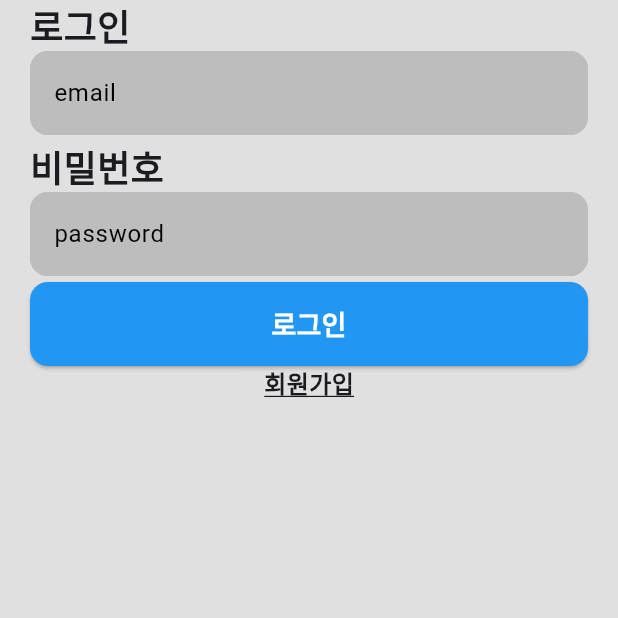
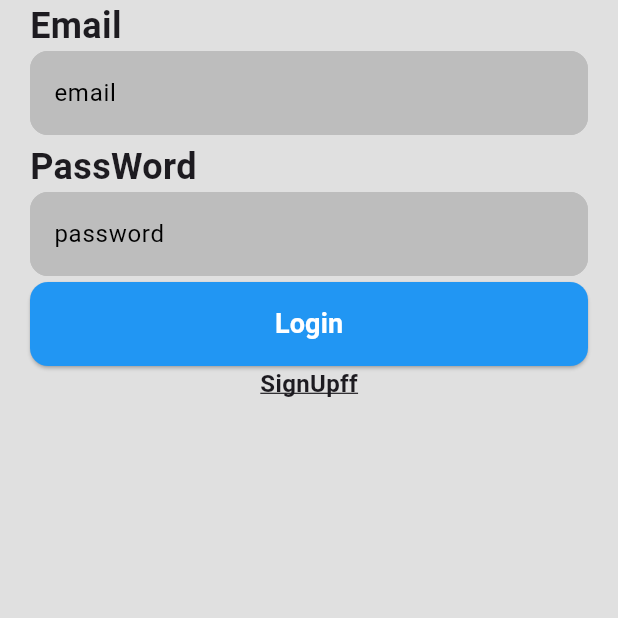
Before and after one commit to spicypunch/MemoEveryWhere, a Flutter app: the screen it shows after launch, on a phone screen of 412 x 824 dp, the top half of it. Run offline on Flutter 3.47's test engine with Material 3 defaults, Android fonts, the phone set to English and light mode, and no system bars; our stand-ins replace flutter_riverpod, go_router, supabase_flutter; accounts and stored records are empty.

Commit message:
feature: domain, data, presenter로 분리

```diff
--- /dev/null
+++ b/lib/data/repository_impl.dart
@@ -0,0 +1,11 @@
+import 'package:memo_everywhere/domain/entity/auth_user.dart';
+import 'package:memo_everywhere/domain/repository.dart';
+
+class RepositoryImpl implements Repository {
+  @override
+  Future<AuthUser> signIn(String email, String passWord) {
+    // TODO: implement signIn
+    throw UnimplementedError();
+  }
+
+}
--- /dev/null
+++ b/lib/domain/entity/auth_user.dart
@@ -0,0 +1,9 @@
+class AuthUser {
+  final String email;
+  final String passWord;
+
+  AuthUser({
+    required this.email,
+    required this.passWord,
+  });
+}
--- /dev/null
+++ b/lib/domain/repository.dart
@@ -0,0 +1,5 @@
+import 'package:memo_everywhere/domain/entity/auth_user.dart';
+
+abstract class Repository {
+  Future<AuthUser> signIn(String email, String passWord);
+}
--- a/lib/features/login/login_screen.dart
+++ b/lib/presentation/auth/login_screen.dart
@@ -19,21 +19,21 @@ class LoginScreen extends ConsumerWidget {
             crossAxisAlignment: CrossAxisAlignment.start,
             children: [
               Text(
-                '로그인',
+                'Email',
                 style: TextStyle(fontSize: 24, fontWeight: FontWeight.bold),
               ),
               DefaultTextFormField(label: 'email'),
               Text(
-                '비밀번호',
+                'PassWord',
                 style: TextStyle(fontSize: 24, fontWeight: FontWeight.bold),
               ),
               DefaultTextFormField(label: 'password'),
-              DefaultButton(title: '로그인', onTap: () {}),
+              DefaultButton(title: 'Login', onTap: () {}),
               Center(
                 child: InkWell(
                   onTap: () {},
                   child: Text(
-                    '회원가입',
+                    'SignUpff',
                     style: TextStyle(
                       decoration: TextDecoration.underline,
                       fontSize: 16,
--- a/lib/features/detail/detail_screen.dart
+++ b/lib/presentation/auth/register_screen.dart
@@ -1,8 +1,8 @@
 import 'package:flutter/material.dart';
 import 'package:flutter_riverpod/flutter_riverpod.dart';
 
-class DetailScreen extends ConsumerWidget {
-  const DetailScreen({super.key});
+class RegisterScreen extends ConsumerWidget {
+  const RegisterScreen({super.key});
 
   @override
   Widget build(BuildContext context, WidgetRef ref) {
--- a/lib/features/signup/signup_screen.dart
+++ b/lib/presentation/detail/detail_screen.dart
@@ -1,8 +1,8 @@
 import 'package:flutter/material.dart';
 import 'package:flutter_riverpod/flutter_riverpod.dart';
 
-class SignupScreen extends ConsumerWidget {
-  const SignupScreen({super.key});
+class DetailScreen extends ConsumerWidget {
+  const DetailScreen({super.key});
 
   @override
   Widget build(BuildContext context, WidgetRef ref) {
--- a/lib/features/main/main_screen.dart
+++ b/lib/presentation/home/home_screen.dart
@@ -1,8 +1,8 @@
 import 'package:flutter/material.dart';
 import 'package:flutter_riverpod/flutter_riverpod.dart';
 
-class MainScreen extends ConsumerWidget {
-  const MainScreen({super.key});
+class HomeScreen extends ConsumerWidget {
+  const HomeScreen({super.key});
 
   @override
   Widget build(BuildContext context, WidgetRef ref) {
--- a/lib/shared/go_router.dart
+++ b/lib/shared/go_router.dart
@@ -1,37 +1,37 @@
 import 'package:flutter/cupertino.dart';
 import 'package:flutter_riverpod/flutter_riverpod.dart';
 import 'package:go_router/go_router.dart';
-import 'package:memo_everywhere/features/detail/detail_screen.dart';
-import 'package:memo_everywhere/features/login/login_screen.dart';
-import 'package:memo_everywhere/features/settings/settings_screen.dart';
-import 'package:memo_everywhere/features/signup/signup_screen.dart';
 
-import '../features/main/main_screen.dart';
+import '../presentation/auth/login_screen.dart';
+import '../presentation/auth/register_screen.dart';
+import '../presentation/detail/detail_screen.dart';
+import '../presentation/home/home_screen.dart';
+import '../presentation/settings/settings_screen.dart';
 
 final routerProvider = Provider<GoRouter>(
   (ref) {
     return GoRouter(
-      initialLocation: '/login',
+      initialLocation: '/auth',
       redirect: (BuildContext context, GoRouterState state) {
         return null;
       },
       routes: [
         GoRoute(
-          path: '/login',
-          name: 'login',
+          path: '/auth',
+          name: 'auth',
           builder: (context, state) => LoginScreen(),
           routes: [
             GoRoute(
               path: 'signup',
               name: 'signup',
-              builder: (context, state) => SignupScreen(),
+              builder: (context, state) => RegisterScreen(),
             )
           ],
         ),
         GoRoute(
-          path: '/main',
-          name: 'main',
-          builder: (context, state) => MainScreen(),
+          path: '/home',
+          name: 'home',
+          builder: (context, state) => HomeScreen(),
           routes: [
             GoRoute(
               path: 'detail/:id',
--- a/pubspec.yaml
+++ b/pubspec.yaml
@@ -14,6 +14,7 @@ dependencies:
   go_router: ^14.6.2
   flutter_riverpod: ^2.6.1
   hooks_riverpod: ^2.6.1
+  freezed_annotation: ^2.4.4
   json_annotation: ^4.9.0
   supabase_flutter: ^2.8.3
 
```
Also changed, not shown: lib/presentation/settings/settings_screen.dart (renamed from lib/features/settings/settings_screen.dart), lib/presentation/splash/splash_screen.dart (renamed from lib/features/splash/splash_screen.dart).
